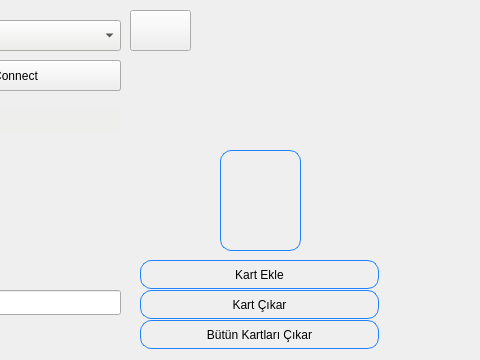
This is RFID_tag-main/mainwindow.ui in Sqv51/RFID-tag as Qt 5 draws it before an edit; both pictures show x 320 to 800 and y 0 to 360 of the 800 by 450 pixel window. The edited form follows.
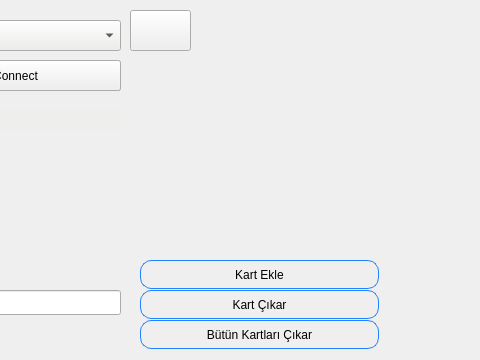
This is the edited form. Icons and pictures are not drawn.

```diff
--- a/RFID_tag-main/mainwindow.ui
+++ b/RFID_tag-main/mainwindow.ui
@@ -130,7 +130,7 @@
     </property>
     <property name="styleSheet">
      <string notr="true">image: url(:/new/prefix1/Logos/logo_mobil-1.png);
-background-color: rgb(238, 238, 236);
+background-color: transparent;
 border-width: 1px;
 border-radius: 11px;
 border-color: #2082ff;
@@ -154,12 +154,8 @@
     </property>
     <property name="styleSheet">
      <string notr="true">image: url(:/new/prefix1/Logos/rfid.png);
-background-image: url();
-border-style: solid;
-border-width: 1px;
-border-radius: 11px;
-border-color: #2082ff;
-padding: 5px;a</string>
+background-color: transparent;
+</string>
     </property>
     <property name="frameShape">
      <enum>QFrame::StyledPanel</enum>
```
